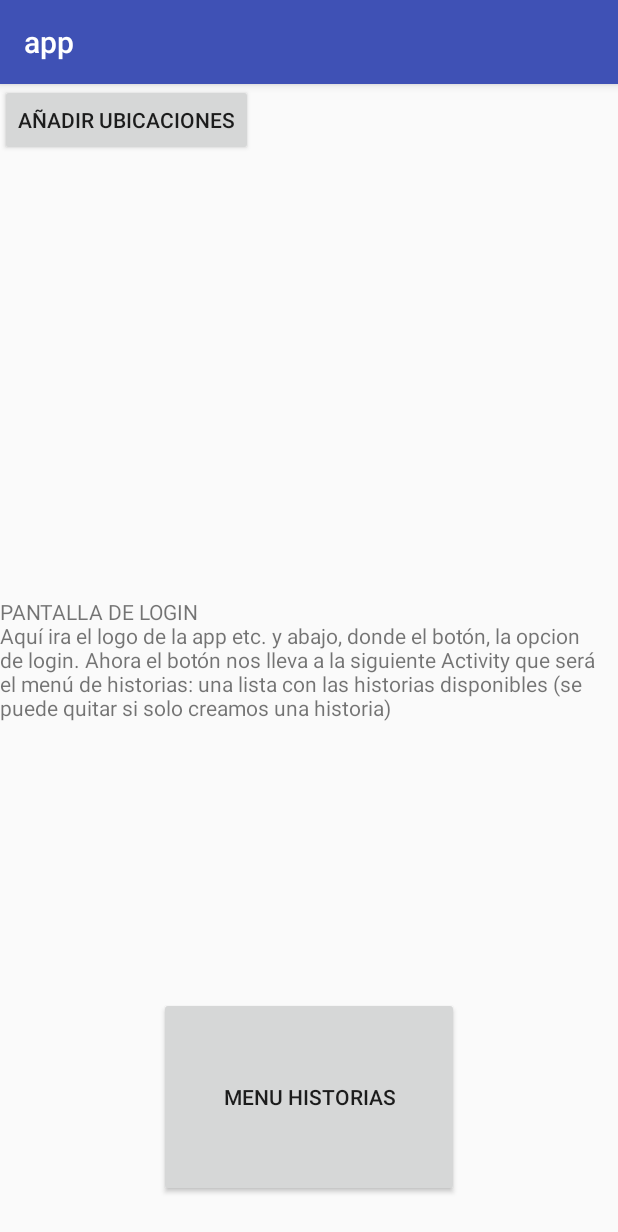
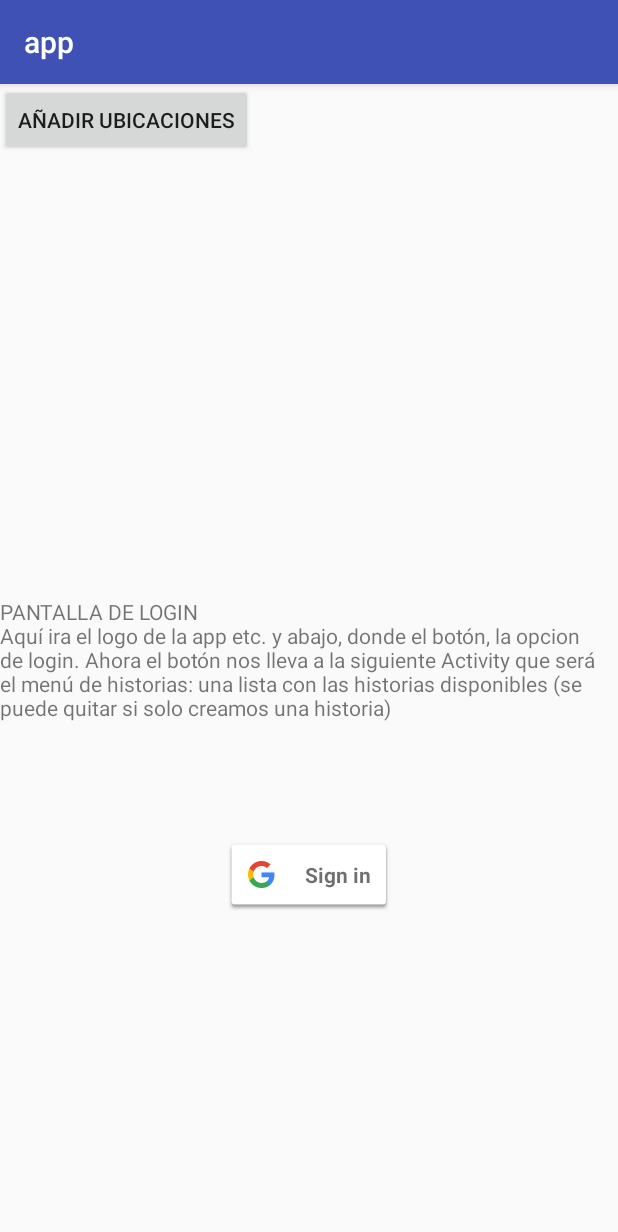
Before and after one commit to miguel96/ARO, an Android app: the screen it shows after launch (LoginActivity), on a phone screen of 412 x 824 dp. Shown: the top 1232 px of the screen. Run offline under Robolectric (Android 15) with nearby library versions, the phone set to English and light mode, and no system bars; libraries missing offline, so code that uses them is left out: com.amazonaws.http; 1 statement that could not run was skipped.

Commit message:
Google login with server

```diff
--- a/app/app/build.gradle
+++ b/app/app/build.gradle
@@ -29,6 +29,7 @@ dependencies {
     testImplementation 'junit:junit:4.12'
     androidTestImplementation 'com.android.support.test:runner:1.0.1'
     androidTestImplementation 'com.android.support.test.espresso:espresso-core:3.0.1'
+    compile group: 'org.apache.httpcomponents' , name: 'httpclient-android' , version: '4.3.5.1'
 
     implementation('com.mapbox.mapboxsdk:mapbox-android-sdk:5.3.2@aar') {
         transitive = true
@@ -37,4 +38,6 @@ dependencies {
     implementation('com.mapbox.mapboxsdk:mapbox-android-navigation-ui:0.9.0') {
         transitive = true
     }
+    compile 'com.google.android.gms:play-services-auth:11.8.0'//GOOGLE AUTH DEPENDENCIE
+
 }
--- a/app/app/src/main/AndroidManifest.xml
+++ b/app/app/src/main/AndroidManifest.xml
@@ -22,7 +22,6 @@
         <activity android:name=".MenuHistoriasActivity" />
         <activity android:name=".HistoriaActivity" />
         <activity android:name=".MapActivity" />
-        <activity android:name=".AdminMapActivity" />
         <activity android:name=".MapAdminActivity"></activity>
     </application>
 
--- a/app/app/src/main/java/com/example/ainhoa/app/LoginActivity.java
+++ b/app/app/src/main/java/com/example/ainhoa/app/LoginActivity.java
@@ -1,26 +1,56 @@
 package com.example.ainhoa.app;
 
+
 import android.content.Intent;
+import android.support.annotation.NonNull;
 import android.support.v7.app.AppCompatActivity;
 import android.os.Bundle;
+import android.util.Log;
 import android.view.View;
-import android.widget.Button;
 
-public class LoginActivity extends AppCompatActivity {
+import com.amazonaws.http.HttpClient;
+import com.google.android.gms.auth.api.signin.GoogleSignIn;
+import com.google.android.gms.auth.api.signin.GoogleSignInAccount;
+import com.google.android.gms.auth.api.signin.GoogleSignInClient;
+import com.google.android.gms.auth.api.signin.GoogleSignInOptions;
+import com.google.android.gms.common.api.ApiException;
+import com.google.android.gms.tasks.OnCompleteListener;
+import com.google.android.gms.tasks.Task;
 
-    @Override
+import java.io.BufferedOutputStream;
+import java.io.OutputStream;
+import java.net.HttpURLConnection;
+import java.net.URL;
+import java.nio.charset.Charset;
+
+public class LoginActivity extends AppCompatActivity implements View.OnClickListener{
+    private static final int RC_SIGN_IN = 9001;
+
+    private GoogleSignInClient mGoogleSignInClient;
+
     protected void onCreate(Bundle savedInstanceState) {
         super.onCreate(savedInstanceState);
         setContentView(R.layout.activity_login);
 
-        final Button buttonHistorias = findViewById(R.id.btnToHistorias);
+        // Configure sign-in to request the user's ID, email address, and basic
+        // profile. ID and basic profile are included in DEFAULT_SIGN_IN.
+        GoogleSignInOptions gso = new GoogleSignInOptions.Builder(GoogleSignInOptions.DEFAULT_SIGN_IN)
+                .requestEmail()
+                .requestIdToken(getString(R.string.server_client_id))
+                //.requestId()
+                //.requestServerAuthCode(SERVER_TOKEN,true)//TRUE force to get refresh_token all time
+                .build();
+        mGoogleSignInClient = GoogleSignIn.getClient(this, gso);
+        findViewById(R.id.sign_in_button).setOnClickListener(this);
+
+        /*
         buttonHistorias.setOnClickListener(new View.OnClickListener(){
             public void onClick(View v){
                 Intent intent = new Intent(LoginActivity.this, MenuHistoriasActivity.class);
                 startActivity(intent);
             }
         });
-
+        */
         /*
         final Button btnUbicaciones = findViewById(R.id.btnMapAdmin);
         buttonHistorias.setOnClickListener(new View.OnClickListener(){
@@ -31,4 +61,78 @@ public class LoginActivity extends AppCompatActivity {
         });
         */
     }
+
+    @Override
+    protected void onStart() {
+        super.onStart();
+        GoogleSignIn.silentSignIn().addOnCompleteListener(this,new OnCompleteListener<GoogleSignInAccount>(){
+            @Override
+            public void onComplete(@NonNull Task<GoogleSignInAccount> task) {
+                handleSignInResult(task);
+            }
+        });
+        GoogleSignInAccount account= GoogleSignIn.getLastSignedInAccount(this);
+        updateUI(account);
+    }
+
+    public void onActivityResult(int requestCode, int resultCode, Intent data) {
+        if(requestCode== RC_SIGN_IN) {
+            Task<GoogleSignInAccount> task = GoogleSignIn.getSignedInAccountFromIntent(data);
+            handleSignInResult(task);
+        }
+    }
+
+    @Override
+    public void onClick(View v){
+        switch(v.getId()){
+            case R.id.sign_in_button:
+                signIn();
+                break;
+        }
+    }
+
+    private void signIn() {
+        Intent signInIntent=mGoogleSignInClient.getSignInIntent();
+        startActivityForResult(signInIntent, RC_SIGN_IN);
+    }
+
+    private void handleSignInResult(Task<GoogleSignInAccount> completedTask) {
+        try {
+            GoogleSignInAccount account = completedTask.getResult(ApiException.class);
+            String idToken= account.getIdToken();
+            //TODO send ID token to server and validate
+            sendTokenToServer(idToken);
+            updateUI(account);
+        } catch (ApiException e){
+            Log.w("Error", "signInResult: failed code="+e.getStatusCode()+"Error:"+e);
+            updateUI(null);
+        }
+    }
+
+    private void sendTokenToServer(String token) {
+        try{
+            URL url = new URL(getString(R.string.server_send_token));
+            HttpURLConnection urlConnection=(HttpURLConnection) url.openConnection();
+            urlConnection.setDoOutput(true);
+            urlConnection.setChunkedStreamingMode(0);
+
+            OutputStream out=new BufferedOutputStream(urlConnection.getOutputStream());
+            out.write((token.getBytes(Charset.forName("UTF-8"))));
+            urlConnection.disconnect();
+        }catch (Exception err){
+            Log.d("Error",err.toString());
+        }
+    }
+
+    private void updateUI(GoogleSignInAccount account) {
+        if(account==null) {
+            System.out.println("user not logged");
+            //TODO: show login
+        } else {
+            System.out.println("Logged"+account);
+            Intent intent = new Intent(LoginActivity.this, MenuHistoriasActivity.class);
+            startActivity(intent);
+        }
+    }
+
 }
--- a/app/app/src/main/res/layout/activity_login.xml
+++ b/app/app/src/main/res/layout/activity_login.xml
@@ -16,16 +16,15 @@
         android:text="PANTALLA DE LOGIN\nAquí ira el logo de la app etc. y abajo, donde el botón, la opcion de login. Ahora el botón nos lleva a la siguiente Activity que será el menú de historias: una lista con las historias disponibles (se puede quitar si solo creamos una historia)"
          />
 
-    <Button
-        android:id="@+id/btnToHistorias"
-        android:layout_width="300px"
-        android:layout_height="200px"
-        android:layout_alignParentBottom="true"
+
+    <com.google.android.gms.common.SignInButton
+        android:id="@+id/sign_in_button"
+        android:layout_width="wrap_content"
+        android:layout_height="wrap_content"
+        android:layout_below="@+id/txtPruebaLogin"
         android:layout_centerHorizontal="true"
-        android:layout_marginBottom="26dp"
-        android:text="Menu Historias"
-        tools:layout_editor_absoluteX="117dp"
-        tools:layout_editor_absoluteY="395dp" />
+        android:layout_marginTop="77dp" />
+
     <Button
         android:id="@+id/btnMapAdmin"
         android:layout_width="wrap_content"
--- a/app/app/src/main/res/values/strings.xml
+++ b/app/app/src/main/res/values/strings.xml
@@ -1,4 +1,6 @@
 <resources>
     <string name="app_name">app</string>
     <string name="access_token" translatable="false">pk.eyJ1IjoiYWluaG9hc2FudHgiLCJhIjoiY2pjdXMxeDNsMDcwZzJ3czZhMGRpZ2xubiJ9.G3GTG00jwyegbkNuxa17aA</string>
+    <string name="server_send_token">localhost:3000/auth</string>
+    <string name="server_client_id">32419272019-v148qagtlm6ucjodqfhbq4287sdmvhhq.apps.googleusercontent.com</string>
 </resources>
```
Also changed, not shown: app/app/src/main/gen/com/example/ainhoa/app/BuildConfig.java (added, +8 -0 lines), app/app/src/main/gen/com/example/ainhoa/app/Manifest.java (added, +7 -0 lines), app/app/src/main/gen/com/example/ainhoa/app/R.java (added, +7 -0 lines).
